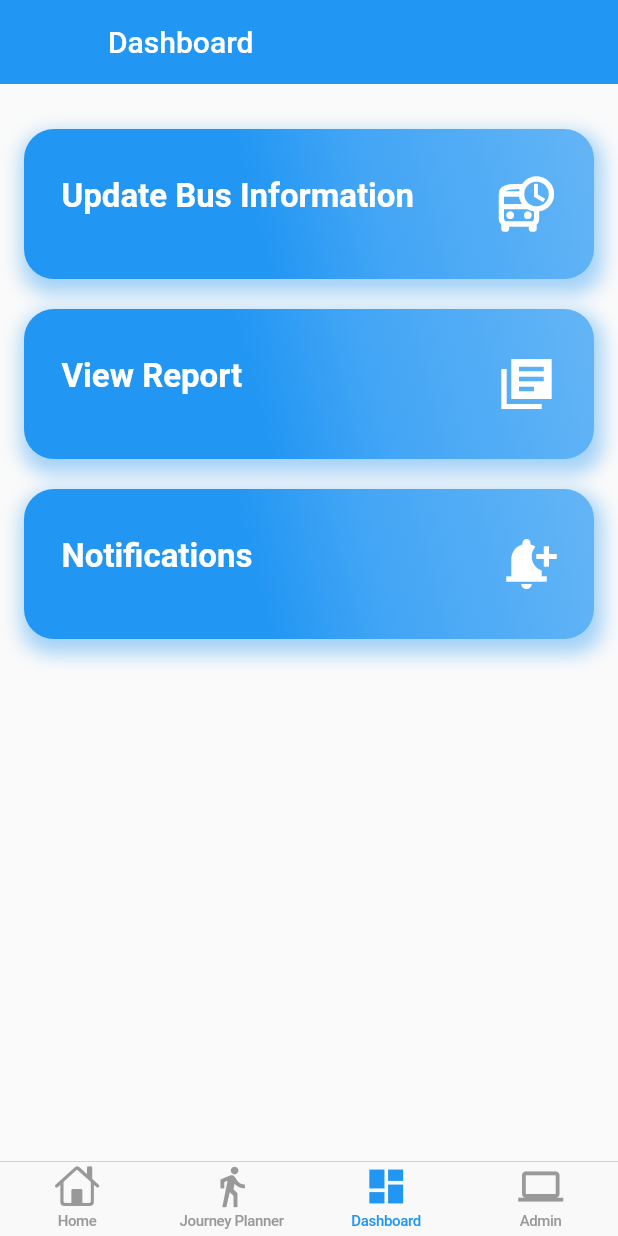
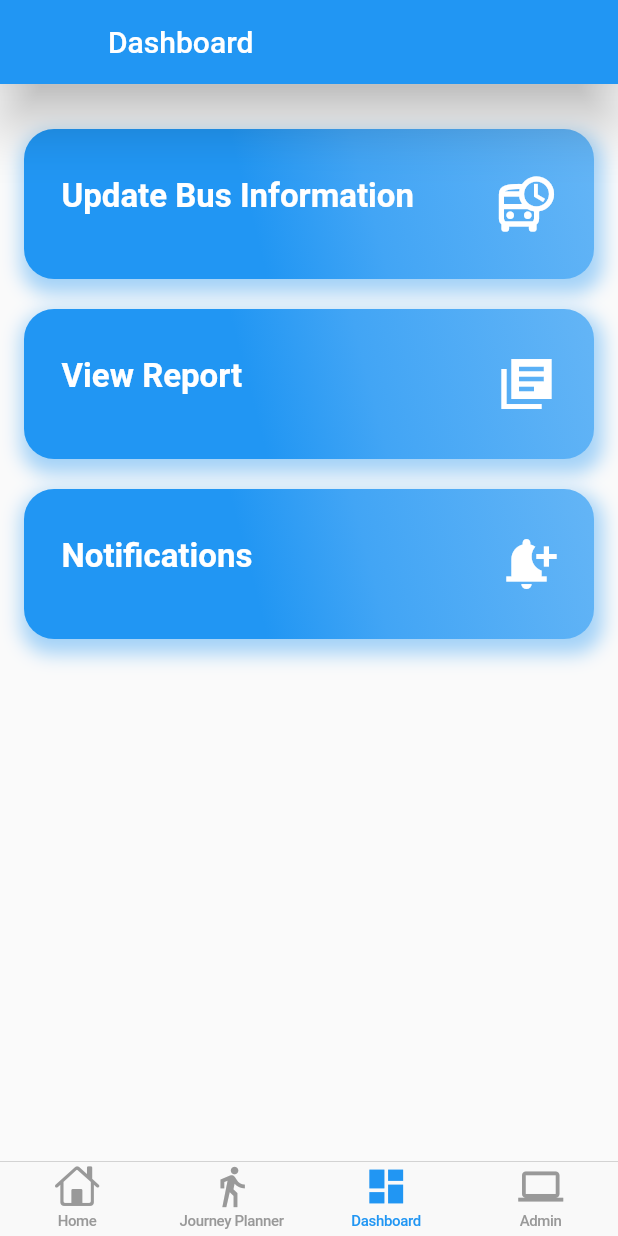
Before and after one commit to yashtejani/TDP5, a Flutter app: the screen it shows after launch, item 3 of the bottom bar chosen, on a phone screen of 412 x 824 dp. Run offline on Flutter 3.47's test engine with Material 2 defaults, Android fonts, the phone set to English and light mode, and no system bars; our stand-ins replace fluttertoast, sizer.

```diff
--- a/lib/screens/dashboard.dart
+++ b/lib/screens/dashboard.dart
@@ -17,7 +17,7 @@ class Dashboard extends StatelessWidget {
         resizeToAvoidBottomInset: false,
         appBar: AppBar(
           title: Text("Dashboard"),
-          elevation: 0,
+          elevation: 15,
           leading:
           Padding(
             padding: const EdgeInsets.symmetric(horizontal: 10),
--- a/lib/screens/groundStaffLogin.dart
+++ b/lib/screens/groundStaffLogin.dart
@@ -17,7 +17,7 @@ class GroundStaffLogin extends StatelessWidget {
         child: Column(
           children: [
             const SizedBox(
-              height: 20,
+              height: 50,
             ),
             Image.asset(
               'assets/images/logo.png',
--- a/lib/screens/viewBusDetail.dart
+++ b/lib/screens/viewBusDetail.dart
@@ -47,6 +47,7 @@ class _ViewBusDetailState extends State<ViewBusDetail> {
     return Scaffold(
       appBar: AppBar(
         title: const Text('View Bus Detail'),
+          elevation:15,
       ),
       body: Center(
         child: ElevatedButton(
```
Also changed, not shown: lib/screens/busList.dart (+8 -2 lines).
